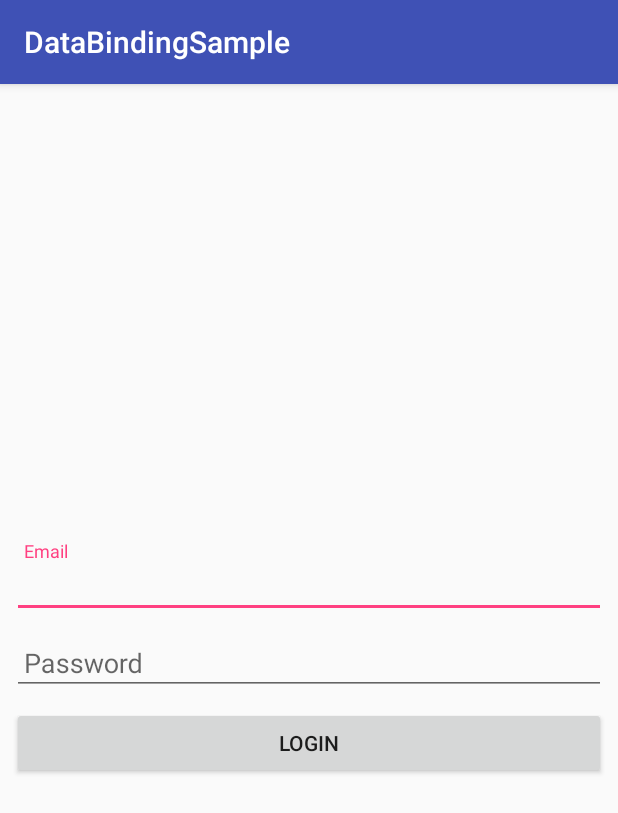
After one commit to newstlee/DataBindingSample, an Android app: the MvvmActivity screen opened directly, with no data from a screen before it, on a phone screen of 412 x 824 dp. The commit adds this screen. Shown: the top 813 px of the screen. Run offline under Robolectric (Android 15) with nearby library versions, the phone set to English and light mode, and no system bars; our stand-ins replace data binding; 4 statements that could not run were skipped.

Commit message:
add Mvvm sample

```diff
--- a/app/build.gradle
+++ b/app/build.gradle
@@ -31,6 +31,7 @@ dependencies {
     implementation "org.jetbrains.kotlin:kotlin-stdlib-jdk7:$kotlin_version"
     implementation 'com.android.support:appcompat-v7:27.1.1'
     implementation 'com.android.support.constraint:constraint-layout:1.1.3'
+    implementation 'com.android.support:design:27.1.1'
 
     // compiler version 은 gradle version과 같거나 높아야 한다.
     kapt "com.android.databinding:compiler:3.1.4"
--- a/app/src/main/AndroidManifest.xml
+++ b/app/src/main/AndroidManifest.xml
@@ -12,12 +12,14 @@
         <activity android:name=".sample.ui.MainActivity">
             <intent-filter>
                 <action android:name="android.intent.action.MAIN" />
-
+                <action android:name="android.intent.action.VIEW" />
                 <category android:name="android.intent.category.LAUNCHER" />
             </intent-filter>
         </activity>
 
         <activity android:name=".sample.ui.TwoWayActivity" />
+
+        <activity android:name=".example.ui.MvvmActivity" />
     </application>
 
 </manifest>
--- /dev/null
+++ b/app/src/main/java/com/st/mh/databindingsample/example/ui/MvvmActivity.kt
@@ -0,0 +1,28 @@
+package com.st.mh.databindingsample.example.ui
+
+import android.app.Activity
+import android.content.Intent
+import android.databinding.DataBindingUtil
+import android.support.v7.app.AppCompatActivity
+import android.os.Bundle
+import com.st.mh.databindingsample.R
+import com.st.mh.databindingsample.databinding.ActivityMvvmBinding
+import com.st.mh.databindingsample.example.viewmodel.LoginViewModel
+
+fun Activity.newIntentForMvvmActivity() {
+    val intent = Intent(this, MvvmActivity::class.java)
+    startActivity(intent)
+}
+
+class MvvmActivity : AppCompatActivity() {
+
+    lateinit var binding: ActivityMvvmBinding
+
+    override fun onCreate(savedInstanceState: Bundle?) {
+        super.onCreate(savedInstanceState)
+        binding = DataBindingUtil.setContentView(this, R.layout.activity_mvvm)
+        val loginViewModel = LoginViewModel()
+        binding.loginViewModel = loginViewModel
+
+    }
+}
--- a/app/src/main/java/com/st/mh/databindingsample/sample/ui/MainActivity.kt
+++ b/app/src/main/java/com/st/mh/databindingsample/sample/ui/MainActivity.kt
@@ -11,6 +11,7 @@ import com.st.mh.databindingsample.sample.model.User
 import com.st.mh.databindingsample.sample.model.User2
 import android.databinding.ObservableArrayMap
 import com.st.mh.databindingsample.R
+import com.st.mh.databindingsample.example.ui.newIntentForMvvmActivity
 
 
 class MainActivity : AppCompatActivity() {
@@ -65,6 +66,10 @@ class MainActivity : AppCompatActivity() {
         newIntentForTwoWayActivity()
     }
 
+    fun onMoveMvvm(view: View) {
+        newIntentForMvvmActivity()
+    }
+
     private fun setRecyclerView() {
         val users = ObservableArrayList<User>()
 
--- /dev/null
+++ b/app/src/main/res/layout/activity_mvvm.xml
@@ -0,0 +1,63 @@
+<?xml version="1.0" encoding="utf-8"?>
+<layout xmlns:android="http://schemas.android.com/apk/res/android"
+    xmlns:app="http://schemas.android.com/apk/res-auto"
+    xmlns:tools="http://schemas.android.com/tools">
+
+    <data>
+
+        <variable
+            name="loginViewModel"
+            type="com.st.mh.databindingsample.example.viewmodel.LoginViewModel" />
+    </data>
+
+    <LinearLayout
+        android:layout_width="match_parent"
+        android:layout_height="wrap_content"
+        android:layout_gravity="center"
+        android:layout_margin="8dp"
+        android:orientation="vertical">
+
+        <android.support.design.widget.TextInputLayout
+            android:layout_width="match_parent"
+            android:layout_height="wrap_content"
+            app:error="@{loginViewModel.errorEmail}">
+
+            <EditText
+                android:id="@+id/inEmail"
+                android:layout_width="match_parent"
+                android:layout_height="wrap_content"
+                android:hint="Email"
+                android:inputType="textEmailAddress"
+                android:padding="8dp"
+                android:text="@={loginViewModel.email}" />
+
+        </android.support.design.widget.TextInputLayout>
+
+        <android.support.design.widget.TextInputLayout
+            android:layout_width="match_parent"
+            android:layout_height="wrap_content"
+            app:error="@{loginViewModel.errorPassword}">
+
+            <EditText
+                android:id="@+id/inPassword"
+                android:layout_width="match_parent"
+                android:layout_height="wrap_content"
+                android:hint="Password"
+                android:inputType="textPassword"
+                android:padding="8dp"
+                android:text="@={loginViewModel.password}" />
+
+        </android.support.design.widget.TextInputLayout>
+
+
+        <Button
+            android:id="@+id/button"
+            android:layout_width="match_parent"
+            android:layout_height="wrap_content"
+            android:layout_marginTop="8dp"
+            android:onClick="@{()-> loginViewModel.onLoginClicked()}"
+            android:text="LOGIN" />
+
+
+    </LinearLayout>
+</layout>
```
Also changed, not shown: app/src/main/java/com/st/mh/databindingsample/example/model/Login.kt (added, +30 -0 lines), app/src/main/java/com/st/mh/databindingsample/example/viewmodel/LoginViewModel.kt (added, +50 -0 lines), app/src/main/res/layout/activity_main.xml (+13 -2 lines).
